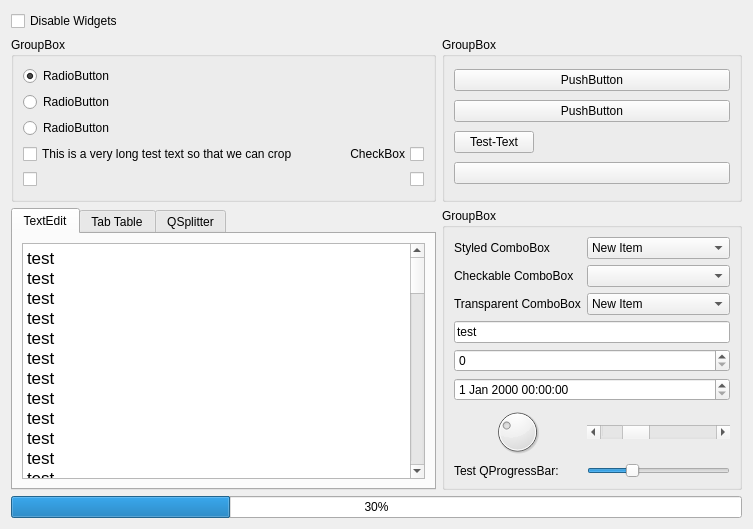
The window that tsl/ui/test_window.ui (TUV-SUD-Product-Service-GmbH/QuteStyle) describes before a commit, drawn with Qt 5.
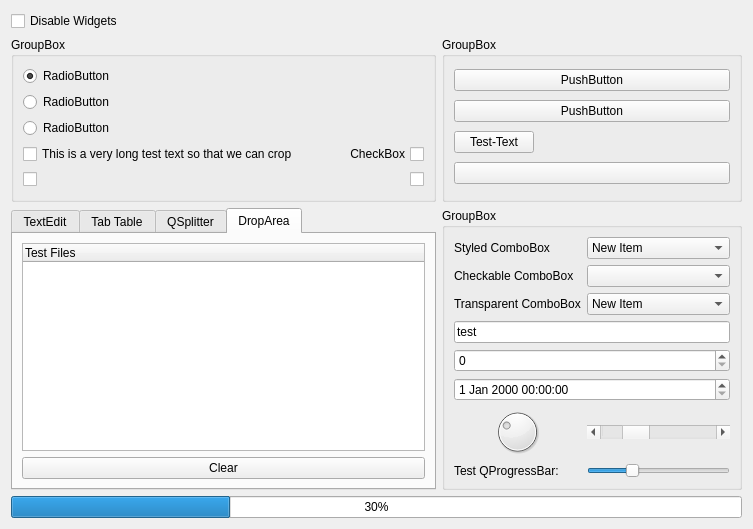
The same window after the commit. The open tabs and pages were chosen to show the change. Custom widgets are drawn as their Qt base class.

Commit message: Merged PR 5955: added DropLabel and a function to create html tooltips to library

```diff
--- a/tsl/ui/test_window.ui
+++ b/tsl/ui/test_window.ui
@@ -340,7 +340,7 @@
           <string>&lt;!DOCTYPE HTML PUBLIC &quot;-//W3C//DTD HTML 4.0//EN&quot; &quot;http://www.w3.org/TR/REC-html40/strict.dtd&quot;&gt;
 &lt;html&gt;&lt;head&gt;&lt;meta name=&quot;qrichtext&quot; content=&quot;1&quot; /&gt;&lt;style type=&quot;text/css&quot;&gt;
 p, li { white-space: pre-wrap; }
-&lt;/style&gt;&lt;/head&gt;&lt;body style=&quot; font-family:'MS Shell Dlg 2'; font-size:8.25pt; font-weight:400; font-style:normal;&quot;&gt;
+&lt;/style&gt;&lt;/head&gt;&lt;body style=&quot; font-family:'MS Shell Dlg 2'; font-size:8pt; font-weight:400; font-style:normal;&quot;&gt;
 &lt;p style=&quot; margin-top:0px; margin-bottom:0px; margin-left:0px; margin-right:0px; -qt-block-indent:0; text-indent:0px;&quot;&gt;&lt;span style=&quot; font-family:'.SF NS Text'; font-size:13pt;&quot;&gt;test&lt;br /&gt;test&lt;br /&gt;test&lt;br /&gt;test&lt;br /&gt;test&lt;br /&gt;test&lt;br /&gt;test&lt;br /&gt;test&lt;br /&gt;test&lt;br /&gt;test&lt;br /&gt;test&lt;br /&gt;test&lt;br /&gt;test&lt;br /&gt;test&lt;br /&gt;test&lt;br /&gt;test&lt;br /&gt;test&lt;br /&gt;test&lt;br /&gt;test&lt;br /&gt;test&lt;br /&gt;test&lt;br /&gt;test&lt;br /&gt;test&lt;br /&gt;test&lt;br /&gt;test&lt;br /&gt;test&lt;br /&gt;test&lt;br /&gt;test&lt;br /&gt;test&lt;br /&gt;test&lt;br /&gt;test&lt;br /&gt;test&lt;br /&gt;test&lt;br /&gt;test&lt;br /&gt;test&lt;br /&gt;test&lt;br /&gt;test&lt;br /&gt;test&lt;br /&gt;test&lt;br /&gt;test&lt;br /&gt;test&lt;br /&gt;test&lt;br /&gt;test&lt;br /&gt;test&lt;br /&gt;test&lt;br /&gt;test&lt;br /&gt;test&lt;br /&gt;test&lt;br /&gt;test&lt;br /&gt;test&lt;br /&gt;test&lt;br /&gt;test&lt;br /&gt;test&lt;br /&gt;test&lt;br /&gt;test&lt;br /&gt;test&lt;br /&gt;test&lt;br /&gt;test&lt;br /&gt;test&lt;br /&gt;test&lt;br /&gt;test&lt;br /&gt;test&lt;br /&gt;test&lt;br /&gt;test&lt;br /&gt;test&lt;br /&gt;test&lt;br /&gt;&lt;/span&gt;&lt;/p&gt;&lt;/body&gt;&lt;/html&gt;</string>
          </property>
         </widget>
@@ -500,6 +500,38 @@
        </item>
       </layout>
      </widget>
+     <widget class="QWidget" name="tab_4">
+      <attribute name="title">
+       <string>DropArea</string>
+      </attribute>
+      <layout class="QVBoxLayout" name="verticalLayout_6">
+       <item>
+        <widget class="QTreeWidget" name="drop_widget">
+         <property name="acceptDrops">
+          <bool>true</bool>
+         </property>
+         <property name="dragEnabled">
+          <bool>true</bool>
+         </property>
+         <property name="dragDropMode">
+          <enum>QAbstractItemView::DragDrop</enum>
+         </property>
+         <column>
+          <property name="text">
+           <string>Test Files</string>
+          </property>
+         </column>
+        </widget>
+       </item>
+       <item>
+        <widget class="QPushButton" name="clear_drop_button">
+         <property name="text">
+          <string>Clear</string>
+         </property>
+        </widget>
+       </item>
+      </layout>
+     </widget>
     </widget>
    </item>
    <item row="1" column="0">
```
Left out of the diff: 3 changed lines with no effect on the pictures. The commit also changes 5 other files.
